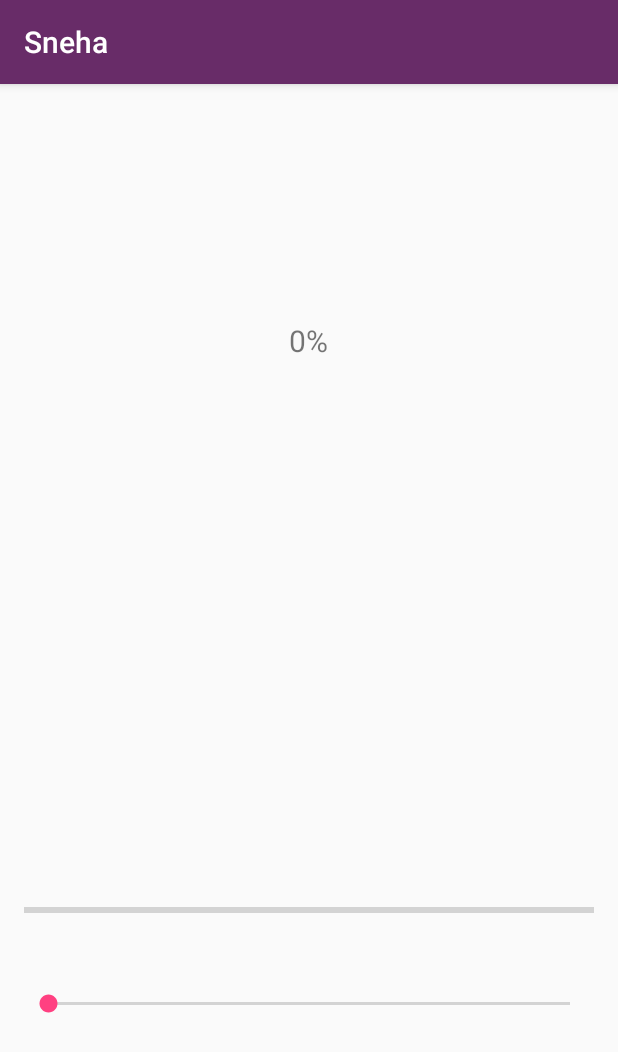
After one commit to sneha-aniqa1997/MyFirstGithubProject, an Android app: the SeekBarTest screen opened directly, with no data from a screen before it, on a phone screen of 412 x 824 dp. The commit adds this screen. Shown: the top 1052 px of the screen. Run offline under Robolectric (Android 15) with nearby library versions, the phone set to English and light mode, and no system bars.

Commit message:
Normal LitView implemented

```diff
--- a/app/build.gradle
+++ b/app/build.gradle
@@ -21,7 +21,7 @@ android {
 dependencies {
     implementation 'com.android.support:design:27.0.1'
     implementation fileTree(dir: 'libs', include: ['*.jar'])
-    implementation 'com.android.support:appcompat-v7:27.0.1'
+    implementation 'com.android.support:appcompat-v7:27.0.1-alpha1'
     implementation 'com.android.support.constraint:constraint-layout:1.1.3'
     testImplementation 'junit:junit:4.12'
     androidTestImplementation 'com.android.support.test:runner:1.0.2'
--- /dev/null
+++ b/app/src/main/java/com/example/aniqa/myapplication2/SeekBarTest.java
@@ -0,0 +1,38 @@
+package com.example.aniqa.myapplication2;
+
+import android.support.v7.app.AppCompatActivity;
+import android.os.Bundle;
+import android.widget.ProgressBar;
+import android.widget.SeekBar;
+import android.widget.TextView;
+
+public class SeekBarTest extends AppCompatActivity {
+    private TextView textView;
+    private SeekBar seekBar;
+    private ProgressBar progressBar;
+    @Override
+    protected void onCreate(Bundle savedInstanceState) {
+        super.onCreate(savedInstanceState);
+        setContentView(R.layout.activity_seek_bar_test);
+        textView=(TextView)findViewById(R.id.textView18);
+        seekBar=(SeekBar)findViewById(R.id.seekBar);
+        progressBar=(ProgressBar)findViewById(R.id.progressBar);
+         seekBar.setOnSeekBarChangeListener(new SeekBar.OnSeekBarChangeListener() {
+             @Override
+             public void onProgressChanged(SeekBar seekBar, int i, boolean b) {
+                 progressBar.setProgress(i);
+                 textView.setText("" + i + "%");
+             }
+
+             @Override
+             public void onStartTrackingTouch(SeekBar seekBar) {
+
+             }
+
+             @Override
+             public void onStopTrackingTouch(SeekBar seekBar) {
+
+             }
+         });
+    }
+}
--- /dev/null
+++ b/app/src/main/res/layout/activity_seek_bar_test.xml
@@ -0,0 +1,39 @@
+<?xml version="1.0" encoding="utf-8"?>
+<RelativeLayout
+    xmlns:android="http://schemas.android.com/apk/res/android"
+    xmlns:app="http://schemas.android.com/apk/res-auto"
+    xmlns:tools="http://schemas.android.com/tools"
+    android:layout_width="match_parent"
+    android:layout_height="match_parent"
+    tools:context=".SeekBarTest"
+    android:padding="16sp">
+
+    <TextView
+        android:id="@+id/textView18"
+        android:layout_width="71dp"
+        android:layout_height="71dp"
+        android:layout_alignParentTop="true"
+        android:layout_centerHorizontal="true"
+        android:layout_marginTop="119dp"
+        android:text="0%"
+        android:textSize="20dp"
+        android:gravity="center"/>
+
+    <ProgressBar
+        android:id="@+id/progressBar"
+        style="?android:attr/progressBarStyleHorizontal"
+        android:layout_width="match_parent"
+        android:layout_height="40dp"
+        android:layout_alignParentBottom="true"
+        android:layout_centerHorizontal="true"
+        android:layout_marginBottom="181dp" />
+
+    <SeekBar
+        android:id="@+id/seekBar"
+        android:layout_width="match_parent"
+        android:layout_height="wrap_content"
+        android:layout_alignParentBottom="true"
+        android:layout_centerHorizontal="true"
+        android:layout_marginBottom="130dp" />
+
+</RelativeLayout>
```
Also changed, not shown: app/src/main/AndroidManifest.xml (+13 -7 lines), app/src/main/java/com/example/aniqa/myapplication2/AlertDailogTest.java (added, +44 -0 lines), app/src/main/java/com/example/aniqa/myapplication2/CircularProgressBarDetermineTest.java (added, +13 -0 lines), app/src/main/java/com/example/aniqa/myapplication2/DatePickerTest.java (added, +46 -0 lines), app/src/main/java/com/example/aniqa/myapplication2/ListViewTest.java (added, +39 -0 lines), app/src/main/java/com/example/aniqa/myapplication2/TextSpinner.java (added, +39 -0 lines), app/src/main/java/com/example/aniqa/myapplication2/TimePickerTest.java (added, +27 -0 lines), app/src/main/java/com/example/aniqa/myapplication2/ToggleButtonTest.java (added, +34 -0 lines), app/src/main/res/drawable/circle.xml (added, +10 -0 lines), app/src/main/res/layout/activity_alert_dailouge.xml (added, +21 -0 lines), app/src/main/res/layout/activity_circular_progress_bar_determine_test.xml (added, +21 -0 lines), app/src/main/res/layout/activity_date_picker_test.xml (added, +27 -0 lines), app/src/main/res/layout/activity_list_view_test.xml (added, +19 -0 lines), app/src/main/res/layout/activity_text_spinner.xml (added, +20 -0 lines), 3 more files.
